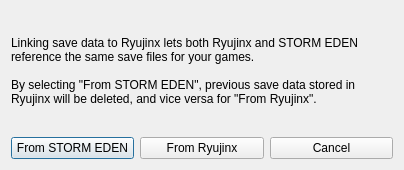
Before: the Qt Designer form src/yuzu/ryujinx_dialog.ui in ReiKatari/STORM_EDEN, drawn with Qt 5.
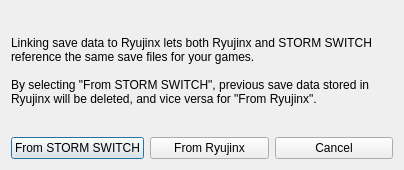
After: the same form once the commit is applied.

Commit message: refactor: rename remaining STORM EDEN strings to STORM SWITCH, fix NPDM system_resource_size parsing, AOC debug log, and Vulkan VIDS check

Diff of the .ui file:
```diff
--- a/src/yuzu/ryujinx_dialog.ui
+++ b/src/yuzu/ryujinx_dialog.ui
@@ -23,9 +23,9 @@
       </sizepolicy>
      </property>
      <property name="text">
-      <string>Linking save data to Ryujinx lets both Ryujinx and STORM EDEN reference the same save files for your games.
+      <string>Linking save data to Ryujinx lets both Ryujinx and STORM SWITCH reference the same save files for your games.
 
-By selecting &quot;From STORM EDEN&quot;, previous save data stored in Ryujinx will be deleted, and vice versa for &quot;From Ryujinx&quot;.</string>
+By selecting &quot;From STORM SWITCH&quot;, previous save data stored in Ryujinx will be deleted, and vice versa for &quot;From Ryujinx&quot;.</string>
      </property>
      <property name="wordWrap">
       <bool>true</bool>
@@ -37,7 +37,7 @@
      <item>
       <widget class="QPushButton" name="eden">
        <property name="text">
-        <string>From STORM EDEN</string>
+        <string>From STORM SWITCH</string>
        </property>
       </widget>
      </item>
```
The commit also changes 70 other files.
